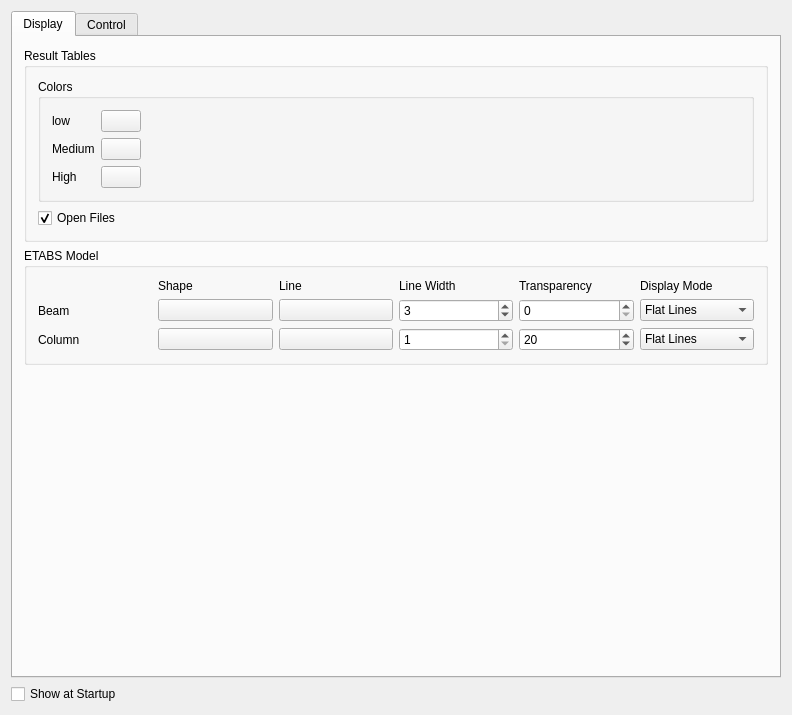
This is widgets/preferences-civiltools_visual.ui in ebrahimraeyat/civilTools as Qt 5 draws it before an edit. The edited form follows.
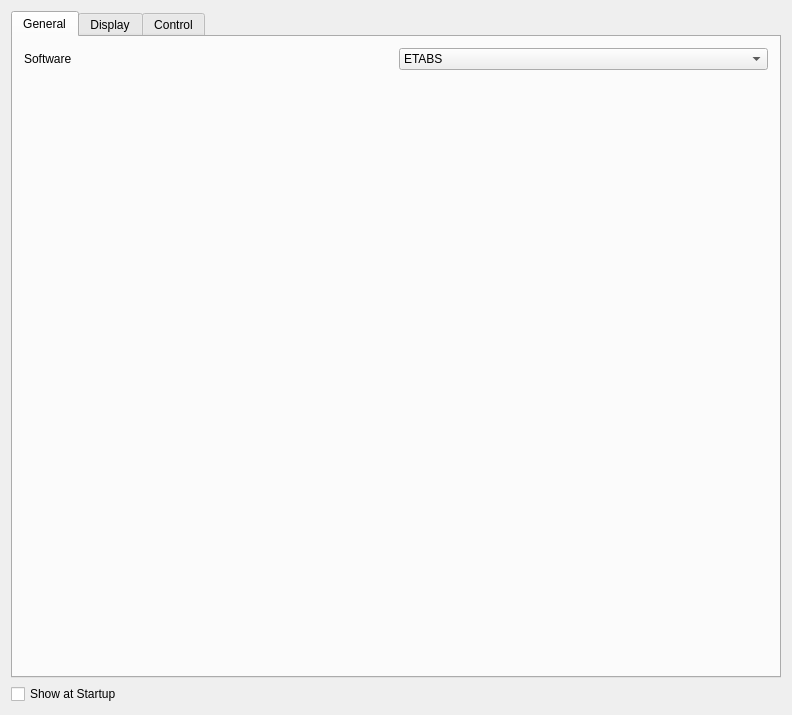
This is the edited form. Custom widgets are drawn as their Qt base class.

Commit message: Add software name to settings

The edit to the form file:
```diff
--- a/widgets/preferences-civiltools_visual.ui
+++ b/widgets/preferences-civiltools_visual.ui
@@ -22,6 +22,60 @@
      <property name="currentIndex">
       <number>0</number>
      </property>
+     <widget class="QWidget" name="general">
+      <attribute name="title">
+       <string>General</string>
+      </attribute>
+      <layout class="QVBoxLayout" name="verticalLayout_4">
+       <item>
+        <layout class="QHBoxLayout" name="horizontalLayout_3">
+         <item>
+          <widget class="QLabel" name="label_2">
+           <property name="text">
+            <string>Software</string>
+           </property>
+          </widget>
+         </item>
+         <item>
+          <widget class="Gui::PrefComboBox" name="software_name">
+           <property name="enabled">
+            <bool>true</bool>
+           </property>
+           <property name="prefEntry" stdset="0">
+            <cstring>software_name</cstring>
+           </property>
+           <property name="prefPath" stdset="0">
+            <cstring>Mod/civilTools</cstring>
+           </property>
+           <item>
+            <property name="text">
+             <string>ETABS</string>
+            </property>
+           </item>
+           <item>
+            <property name="text">
+             <string>SAP2000</string>
+            </property>
+           </item>
+          </widget>
+         </item>
+        </layout>
+       </item>
+       <item>
+        <spacer name="verticalSpacer_2">
+         <property name="orientation">
+          <enum>Qt::Vertical</enum>
+         </property>
+         <property name="sizeHint" stdset="0">
+          <size>
+           <width>20</width>
+           <height>40</height>
+          </size>
+         </property>
+        </spacer>
+       </item>
+      </layout>
+     </widget>
      <widget class="QWidget" name="tab">
       <property name="enabled">
        <bool>true</bool>
```
The commit also changes 1 other file.
